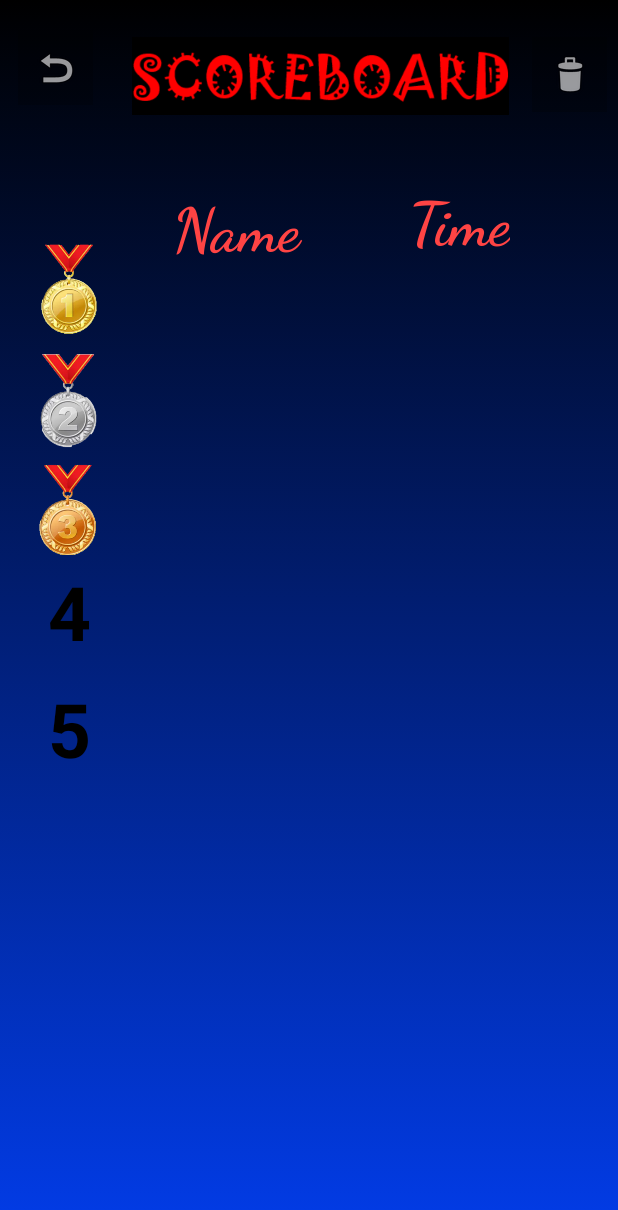
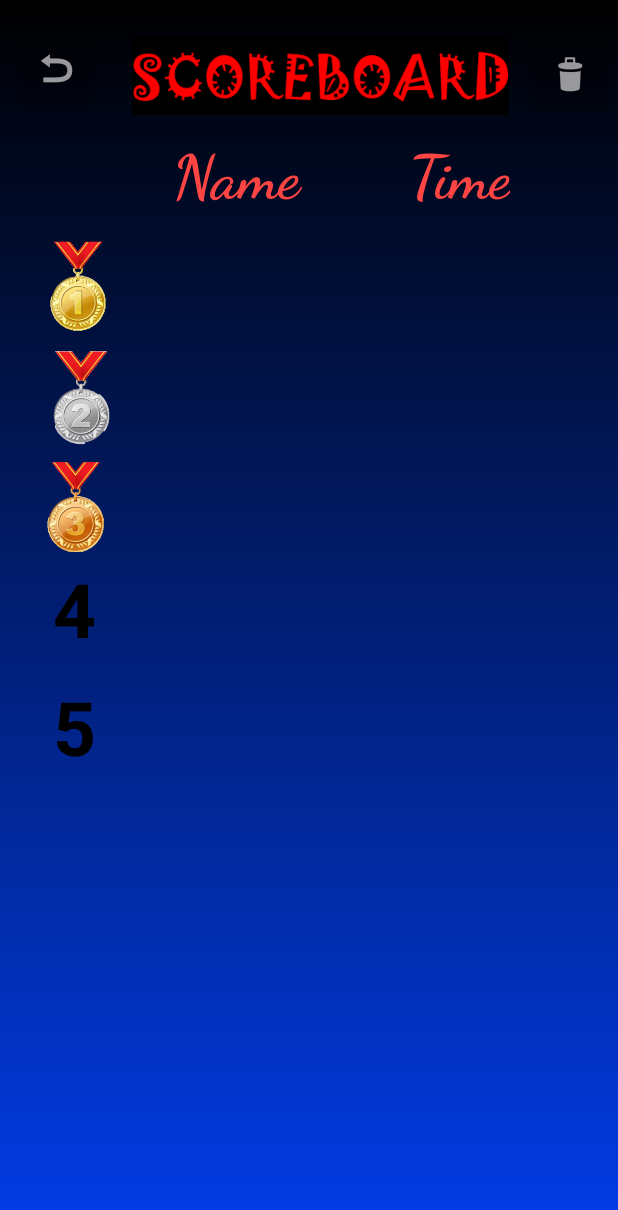
Before and after one commit to DIT113-V22/group-08, an Android app: the Scoreboard screen opened directly, with no data from a screen before it, on a phone screen of 412 x 824 dp. Shown: the top 1210 px of the screen. Run offline under Robolectric (Android 15) with nearby library versions, the phone set to English and light mode, and no system bars; our stand-ins replace Room's generated code; plain views replace CircularImageView.

Commit message:
constraint in the scoreboard

```diff
--- a/Android/islandRush/app/src/main/res/layout/activity_scoreboard.xml
+++ b/Android/islandRush/app/src/main/res/layout/activity_scoreboard.xml
@@ -17,11 +17,13 @@
         android:layout_height="390dp"
         android:layout_alignParentEnd="true"
         android:layout_alignParentBottom="true"
-        android:layout_marginBottom="116dp"
+        android:layout_marginTop="160dp"
         app:layout_constraintBottom_toBottomOf="parent"
         app:layout_constraintEnd_toEndOf="parent"
-        app:layout_constraintHorizontal_bias="0.923"
+        app:layout_constraintHorizontal_bias="1.0"
         app:layout_constraintStart_toStartOf="parent"
+        app:layout_constraintTop_toTopOf="parent"
+        app:layout_constraintVertical_bias="0.0"
         tools:listitem="@layout/playerscore_rv_item" />
 
     <ImageView
@@ -74,11 +76,12 @@
         android:layout_height="61dp"
         android:layout_alignParentEnd="true"
         android:layout_alignParentBottom="true"
-        android:layout_marginTop="92dp"
-        app:layout_constraintEnd_toEndOf="parent"
-        app:layout_constraintHorizontal_bias="0.045"
+        android:layout_marginTop="160dp"
+        android:layout_marginEnd="4dp"
+        app:layout_constraintEnd_toStartOf="@+id/idRvScoreboard"
+        app:layout_constraintHorizontal_bias="0.842"
         app:layout_constraintStart_toStartOf="parent"
-        app:layout_constraintTop_toBottomOf="@+id/homeBtn"
+        app:layout_constraintTop_toTopOf="parent"
         app:srcCompat="@drawable/first_medal" />
 
     <ImageView
@@ -88,8 +91,9 @@
         android:layout_alignParentEnd="true"
         android:layout_alignParentBottom="true"
         android:layout_marginTop="12dp"
+        android:layout_marginEnd="4dp"
         app:layout_constraintEnd_toStartOf="@+id/idRvScoreboard"
-        app:layout_constraintHorizontal_bias="0.666"
+        app:layout_constraintHorizontal_bias="0.888"
         app:layout_constraintStart_toStartOf="parent"
         app:layout_constraintTop_toBottomOf="@+id/medal1"
         app:srcCompat="@drawable/second_medal" />
@@ -116,10 +120,12 @@
         android:layout_alignParentBottom="true"
         android:layout_marginStart="32dp"
         android:layout_marginTop="4dp"
+        android:layout_marginEnd="23dp"
         android:text="@string/no_4"
         android:textColor="@color/black"
         android:textSize="50sp"
         android:textStyle="bold"
+        app:layout_constraintEnd_toStartOf="@+id/idRvScoreboard"
         app:layout_constraintStart_toStartOf="parent"
         app:layout_constraintTop_toBottomOf="@+id/medal3" />
 
@@ -130,12 +136,14 @@
         android:layout_alignParentEnd="true"
         android:layout_alignParentBottom="true"
         android:layout_marginStart="32dp"
+        android:layout_marginEnd="24dp"
         android:layout_marginBottom="4dp"
         android:text="@string/no_5"
         android:textColor="@color/black"
         android:textSize="50sp"
         android:textStyle="bold"
         app:layout_constraintBottom_toBottomOf="parent"
+        app:layout_constraintEnd_toStartOf="@+id/idRvScoreboard"
         app:layout_constraintStart_toStartOf="parent"
         app:layout_constraintTop_toBottomOf="@+id/number4"
         app:layout_constraintVertical_bias="0.069" />
```
